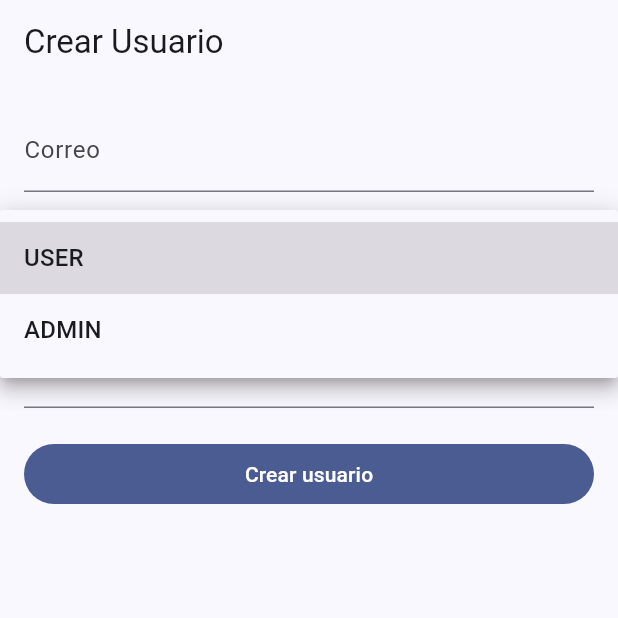
After one commit to Brandon-Meneses/fleetcare_mvp, a Flutter app: the CreateUserPage screen opened by its route, after a tap on "USER", on a phone screen of 412 x 824 dp, the top half of it. The commit adds this screen. Run offline on Flutter 3.47's test engine with Material 3 defaults, Android fonts, the phone set to English and light mode, and no system bars; our stand-ins replace dio, flutter_riverpod, freezed_annotation, go_router, pdf, printing and 1 more; accounts and stored records are empty.

Commit message:
Interfaz para crear usuarios desde admin

```diff
--- a/lib/src/core/router/app_router.dart
+++ b/lib/src/core/router/app_router.dart
@@ -11,6 +11,7 @@ import '../../features/dashboard/presentation/pages/dashboard_page.dart';
 import '../../features/reports/presentation/pages/report_page.dart';
 import '../../features/auth/presentation/login_page.dart';
 import '../../features/auth/data/auth_state.dart';
+import '../../features/admin/presentation/CreateUserPage.dart';
 
 Future<bool> isLoggedIn() async {
   final prefs = await SharedPreferences.getInstance();
@@ -66,5 +67,7 @@ final appRouter = GoRouter(
     GoRoute(path: "/notifications", builder: (_, __) => const NotificationsPage()),
     GoRoute(path: "/maintenance", builder: (_, __) => const MaintenancePage()),
     GoRoute(path: "/report", builder: (_, __) => const ReportPage()),
+    GoRoute(path: "/admin/users", builder: (_, __) => const CreateUserPage(),
+    ),
   ],
 );
--- /dev/null
+++ b/lib/src/features/admin/presentation/CreateUserPage.dart
@@ -0,0 +1,116 @@
+import 'package:flutter/material.dart';
+import 'package:flutter_riverpod/flutter_riverpod.dart';
+import 'package:go_router/go_router.dart';
+
+import 'CreateUserController.dart';
+
+class CreateUserPage extends ConsumerStatefulWidget {
+  const CreateUserPage({super.key});
+
+  @override
+  ConsumerState<CreateUserPage> createState() => _CreateUserPageState();
+}
+
+class _CreateUserPageState extends ConsumerState<CreateUserPage> {
+  final _formKey = GlobalKey<FormState>();
+  final emailCtrl = TextEditingController();
+
+  String role = "USER";
+  String? area;
+
+  final areasList = ["MAINTENANCE", "OPERATIONS", "FINANCE", "COMMERCIAL"];
+  final rolesList = ["USER", "ADMIN"];
+
+  @override
+  Widget build(BuildContext context) {
+    final createState = ref.watch(createUserControllerProvider);
+
+    return Scaffold(
+      appBar: AppBar(title: const Text("Crear Usuario")),
+      body: Padding(
+        padding: const EdgeInsets.all(16),
+        child: Form(
+          key: _formKey,
+          child: Column(
+            children: [
+              // Email
+              TextFormField(
+                controller: emailCtrl,
+                decoration: const InputDecoration(labelText: "Correo"),
+                validator: (v) =>
+                v != null && v.contains("@") ? null : "Correo inválido",
+              ),
+              const SizedBox(height: 16),
+
+              // ROL
+              DropdownButtonFormField<String>(
+                value: role,
+                decoration: const InputDecoration(labelText: "Rol"),
+                items: rolesList
+                    .map((r) => DropdownMenuItem(value: r, child: Text(r)))
+                    .toList(),
+                onChanged: (v) {
+                  setState(() {
+                    role = v!;
+                    if (role == "ADMIN") area = null;
+                  });
+                },
+              ),
+              const SizedBox(height: 16),
+
+              // ÁREA (solo si USER)
+              if (role == "USER")
+                DropdownButtonFormField<String>(
+                  value: area,
+                  decoration: const InputDecoration(labelText: "Área"),
+                  items: areasList
+                      .map((a) => DropdownMenuItem(value: a, child: Text(a)))
+                      .toList(),
+                  onChanged: (v) {
+                    setState(() {
+                      area = v;
+                    });
+                  },
+                  validator: (v) =>
+                  (role == "USER" && v == null) ? "Área requerida" : null,
+                ),
+
+              const SizedBox(height: 20),
+
+              // BOTÓN
+              SizedBox(
+                width: double.infinity,
+                child: FilledButton(
+                  onPressed: createState.isLoading
+                      ? null
+                      : () async {
+                    if (!_formKey.currentState!.validate()) return;
+
+                    final ok = await ref
+                        .read(createUserControllerProvider.notifier)
+                        .createUser(
+                      email: emailCtrl.text.trim(),
+                      role: role,
+                      area: role == "USER" ? area : null,
+                    );
+
+                    if (ok && mounted) {
+                      ScaffoldMessenger.of(context).showSnackBar(
+                        const SnackBar(
+                            content: Text("Usuario creado con éxito")),
+                      );
+                      Navigator.pop(context);
+                    }
+                  },
+                  child: createState.isLoading
+                      ? const CircularProgressIndicator()
+                      : const Text("Crear usuario"),
+                ),
+              )
+            ],
+          ),
+        ),
+      ),
+    );
+  }
+}
--- a/lib/src/features/dashboard/presentation/pages/dashboard_page.dart
+++ b/lib/src/features/dashboard/presentation/pages/dashboard_page.dart
@@ -83,6 +83,12 @@ Widget _DashboardContent(
             icon: const Icon(Icons.settings),
             onPressed: () => context.push('/settings'),
           ),
+        if (roles.contains("ADMIN"))
+          IconButton(
+            tooltip: 'Crear usuario',
+            icon: const Icon(Icons.person_add),
+            onPressed: () => context.push('/admin/users'),
+          ),
 
         IconButton(
           tooltip: "Cerrar sesión",
@@ -125,6 +131,7 @@ Widget _DashboardContent(
                       onTap: () => context.push('/buslist'),
                     ),
 
+
                   if (roles.contains("ADMIN") || areas.contains("OPERATIONS"))
                     _QuickChip(
                       label: 'Notificaciones',
@@ -132,7 +139,7 @@ Widget _DashboardContent(
                       onTap: () => context.push('/notifications'),
                     ),
 
-                  if (roles.contains("ADMIN") || areas.contains("OPERATIONS"))
+                  if (roles.contains("ADMIN") || areas.contains("OPERATIONS") || areas.contains("MAINTENANCE"))
                     _QuickChip(
                       label: 'Órdenes',
                       icon: Icons.build_circle_outlined,
@@ -144,6 +151,12 @@ Widget _DashboardContent(
                       label: 'Config',
                       icon: Icons.settings,
                       onTap: () => context.push('/settings'),
+                    ),
+                  if (roles.contains("ADMIN"))
+                    _QuickChip(
+                      label: 'Crear usuario',
+                      icon: Icons.person_add,
+                      onTap: () => context.push('/admin/users'),
                     ),
                 ],
               ),
```
Also changed, not shown: lib/src/features/admin/data/AdminUserService.dart (added, +37 -0 lines), lib/src/features/admin/presentation/CreateUserController.dart (added, +33 -0 lines).
